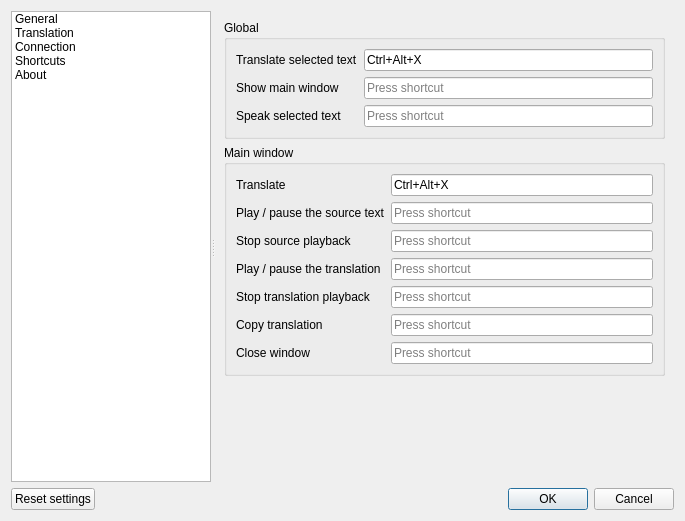
First picture: the form in src/settingsdialog.ui, repository crow-translate/crow-translate, before the edit.
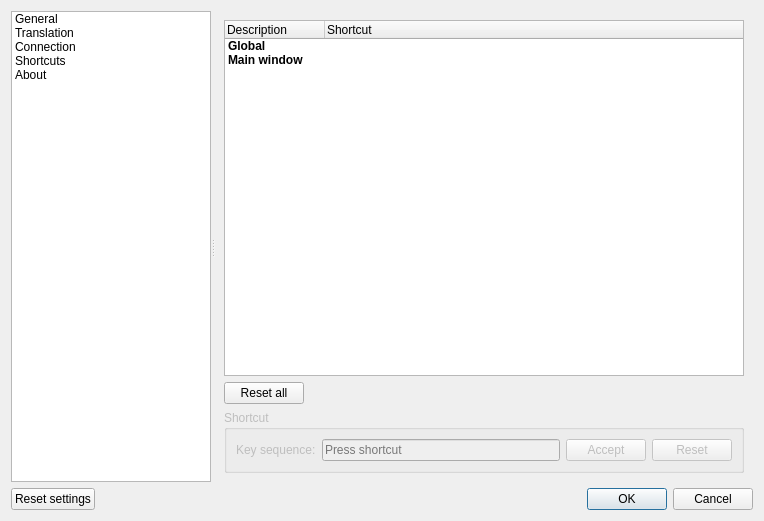
Second picture: the form after the edit. The open tabs and pages were chosen to show the change. Icons and pictures are not drawn.

Commit message: Rework the shortcuts interface Now the settings of shortcuts are presented in the form of a table.

The edit to the form file:
```diff
--- a/src/settingsdialog.ui
+++ b/src/settingsdialog.ui
@@ -6,7 +6,7 @@
    <rect>
     <x>0</x>
     <y>0</y>
-    <width>685</width>
+    <width>764</width>
     <height>521</height>
    </rect>
   </property>
@@ -723,144 +723,246 @@
       <widget class="QWidget" name="shortcutsWidget">
        <layout class="QVBoxLayout" name="verticalLayout_4">
         <item>
-         <widget class="QGroupBox" name="globalShortcutsBox">
-          <property name="title">
-           <string>Global</string>
+         <widget class="QTreeWidget" name="shortcutsTreeWidget">
+          <property name="rootIsDecorated">
+           <bool>false</bool>
           </property>
-          <layout class="QGridLayout" name="gridLayout">
-           <item row="1" column="0">
-            <widget class="QLabel" name="showMainWindowLabel">
-             <property name="text">
-              <string>Show main window</string>
-             </property>
-            </widget>
+          <column>
+           <property name="text">
+            <string>Description</string>
+           </property>
+          </column>
+          <column>
+           <property name="text">
+            <string>Shortcut</string>
+           </property>
+          </column>
+          <item>
+           <property name="text">
+            <string>Global</string>
+           </property>
+           <property name="font">
+            <font>
+             <weight>75</weight>
+             <bold>true</bold>
+            </font>
+           </property>
+           <property name="text">
+            <string/>
+           </property>
+           <item>
+            <property name="text">
+             <string>Translate selected text</string>
+            </property>
+            <property name="icon">
+             <iconset theme="preferences-desktop-locale">
+              <normaloff>.</normaloff>.</iconset>
+            </property>
+            <property name="text">
+             <string/>
+            </property>
            </item>
-           <item row="2" column="1">
-            <widget class="QKeySequenceEdit" name="playSelectedSequenceEdit"/>
+           <item>
+            <property name="text">
+             <string>Speak selected text</string>
+            </property>
+            <property name="icon">
+             <iconset theme="media-playback-start">
+              <normaloff>.</normaloff>.</iconset>
+            </property>
            </item>
-           <item row="1" column="1">
-            <widget class="QKeySequenceEdit" name="showMainWindowSequenceEdit"/>
+           <item>
+            <property name="text">
+             <string>Show main window</string>
+            </property>
+            <property name="icon">
+             <iconset theme="window">
+              <normaloff>.</normaloff>.</iconset>
+            </property>
            </item>
-           <item row="0" column="1">
-            <widget class="QKeySequenceEdit" name="translateSelectedSequenceEdit">
-             <property name="keySequence">
-              <string>Ctrl+Alt+X</string>
-             </property>
-            </widget>
+          </item>
+          <item>
+           <property name="text">
+            <string>Main window</string>
+           </property>
+           <property name="font">
+            <font>
+             <weight>75</weight>
+             <bold>true</bold>
+            </font>
+           </property>
+           <property name="text">
+            <string/>
+           </property>
+           <property name="font">
+            <font>
+             <weight>75</weight>
+             <bold>true</bold>
+            </font>
+           </property>
+           <item>
+            <property name="text">
+             <string>Translate</string>
+            </property>
+            <property name="icon">
+             <iconset theme="go-next">
+              <normaloff>.</normaloff>.</iconset>
+            </property>
            </item>
-           <item row="0" column="0">
-            <widget class="QLabel" name="translateSelectedLabel">
+           <item>
+            <property name="text">
+             <string>Close window</string>
+            </property>
+            <property name="icon">
+             <iconset theme="application-exit">
+              <normaloff>.</normaloff>.</iconset>
+            </property>
+           </item>
+           <item>
+            <property name="text">
+             <string>Source text</string>
+            </property>
+            <property name="font">
+             <font>
+              <weight>75</weight>
+              <bold>true</bold>
+             </font>
+            </property>
+            <item>
              <property name="text">
-              <string>Translate selected text</string>
+              <string>Play / pause</string>
              </property>
-            </widget>
-           </item>
-           <item row="2" column="0">
-            <widget class="QLabel" name="playSelectedLabel">
+             <property name="icon">
+              <iconset theme="media-playback-start">
+               <normaloff>.</normaloff>.</iconset>
+             </property>
              <property name="text">
-              <string>Speak selected text</string>
+              <string/>
              </property>
-            </widget>
-           </item>
-          </layout>
-         </widget>
-        </item>
-        <item>
-         <widget class="QGroupBox" name="mainWindowShortcutsBox">
-          <property name="title">
-           <string>Main window</string>
-          </property>
-          <layout class="QGridLayout" name="gridLayout_2">
-           <item row="2" column="0">
-            <widget class="QLabel" name="stopSourceLabel">
+            </item>
+            <item>
              <property name="text">
-              <string>Stop source playback</string>
+              <string>Stop playback</string>
              </property>
-            </widget>
-           </item>
-           <item row="2" column="1">
-            <widget class="QKeySequenceEdit" name="stopSourceSequenceEdit"/>
-           </item>
-           <item row="0" column="0">
-            <widget class="QLabel" name="translateLabel">
+             <property name="icon">
+              <iconset theme="media-playback-stop">
+               <normaloff>.</normaloff>.</iconset>
+             </property>
              <property name="text">
-              <string>Translate</string>
+              <string/>
              </property>
-            </widget>
+            </item>
            </item>
-           <item row="0" column="1">
-            <widget class="QKeySequenceEdit" name="translateSequenceEdit">
-             <property name="keySequence">
-              <string>Ctrl+Alt+X</string>
+           <item>
+            <property name="text">
+             <string>Translation</string>
+            </property>
+            <property name="font">
+             <font>
+              <weight>75</weight>
+              <bold>true</bold>
+             </font>
+            </property>
+            <item>
+             <property name="text">
+              <string>Play / pause</string>
              </property>
-            </widget>
-           </item>
-           <item row="3" column="0">
-            <widget class="QLabel" name="playTranslationLabel">
+             <property name="icon">
+              <iconset theme="media-playback-start">
+               <normaloff>.</normaloff>.</iconset>
+             </property>
              <property name="text">
-              <string>Play / pause the translation</string>
+              <string/>
              </property>
-            </widget>
-           </item>
-           <item row="1" column="1">
-            <widget class="QKeySequenceEdit" name="playSourceSequenceEdit"/>
-           </item>
-           <item row="3" column="1">
-            <widget class="QKeySequenceEdit" name="playTranslationSequenceEdit"/>
-           </item>
-           <item row="1" column="0">
-            <widget class="QLabel" name="playSourceLabel">
+            </item>
+            <item>
              <property name="text">
-              <string>Play / pause the source text</string>
+              <string>Stop playback</string>
              </property>
-            </widget>
+             <property name="icon">
+              <iconset theme="media-playback-stop">
+               <normaloff>.</normaloff>.</iconset>
+             </property>
+             <property name="text">
+              <string/>
+             </property>
+            </item>
+            <item>
+             <property name="text">
+              <string>Copy to clipboard</string>
+             </property>
+             <property name="icon">
+              <iconset theme="edit-copy">
+               <normaloff>.</normaloff>.</iconset>
+             </property>
+             <property name="text">
+              <string/>
+             </property>
+            </item>
            </item>
-           <item row="7" column="0">
-            <widget class="QLabel" name="closeWindowLabel">
+          </item>
+         </widget>
+        </item>
+        <item>
+         <layout class="QHBoxLayout" name="resetAllShortcutsLayout">
+          <item>
+           <widget class="QPushButton" name="resetAllShortcutsButton">
+            <property name="text">
+             <string>Reset all</string>
+            </property>
+           </widget>
+          </item>
+          <item>
+           <spacer name="resetAllShortcutsSpacer">
+            <property name="orientation">
+             <enum>Qt::Horizontal</enum>
+            </property>
+            <property name="sizeHint" stdset="0">
+             <size>
+              <width>40</width>
+              <height>20</height>
+             </size>
+            </property>
+           </spacer>
+          </item>
+         </layout>
+        </item>
+        <item>
+         <widget class="QGroupBox" name="shortcutGroupBox">
+          <property name="enabled">
+           <bool>false</bool>
+          </property>
+          <property name="title">
+           <string>Shortcut</string>
+          </property>
+          <layout class="QHBoxLayout" name="horizontalLayout_2">
+           <item>
+            <widget class="QLabel" name="shortcutLabel">
              <property name="text">
-              <string>Close window</string>
+              <string>Key sequence:</string>
              </property>
             </widget>
            </item>
-           <item row="7" column="1">
-            <widget class="QKeySequenceEdit" name="closeWindowSequenceEdit"/>
+           <item>
+            <widget class="QKeySequenceEdit" name="shortcutSequenceEdit"/>
            </item>
-           <item row="6" column="0">
-            <widget class="QLabel" name="copyTranslationLabel">
+           <item>
+            <widget class="QPushButton" name="acceptShortcutButton">
              <property name="text">
-              <string>Copy translation</string>
+              <string>Accept</string>
              </property>
             </widget>
            </item>
-           <item row="6" column="1">
-            <widget class="QKeySequenceEdit" name="copyTranslationSequenceEdit"/>
-           </item>
-           <item row="5" column="1">
-            <widget class="QKeySequenceEdit" name="stopTranslationSequenceEdit"/>
-           </item>
-           <item row="5" column="0">
-            <widget class="QLabel" name="stopTransplationLabel">
+           <item>
+            <widget class="QPushButton" name="resetShortcutButton">
              <property name="text">
-              <string>Stop translation playback</string>
+              <string>Reset</string>
              </property>
             </widget>
            </item>
           </layout>
          </widget>
         </item>
-        <item>
-         <spacer name="shortcutsSpacer">
-          <property name="orientation">
-           <enum>Qt::Vertical</enum>
-          </property>
-          <property name="sizeHint" stdset="0">
-           <size>
-            <width>20</width>
-            <height>40</height>
-           </size>
-          </property>
-         </spacer>
-        </item>
        </layout>
       </widget>
       <widget class="QWidget" name="aboutWidget">
```
Left out of the diff: 2 changed lines with no effect on the pictures. The commit also changes 5 other files.
